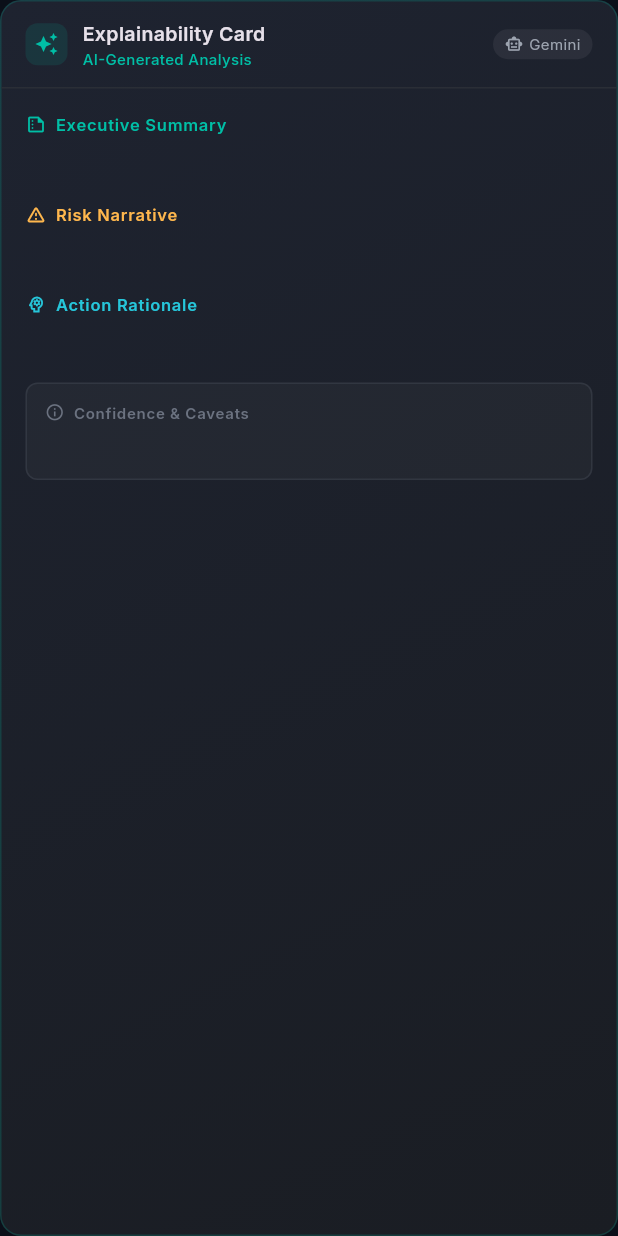
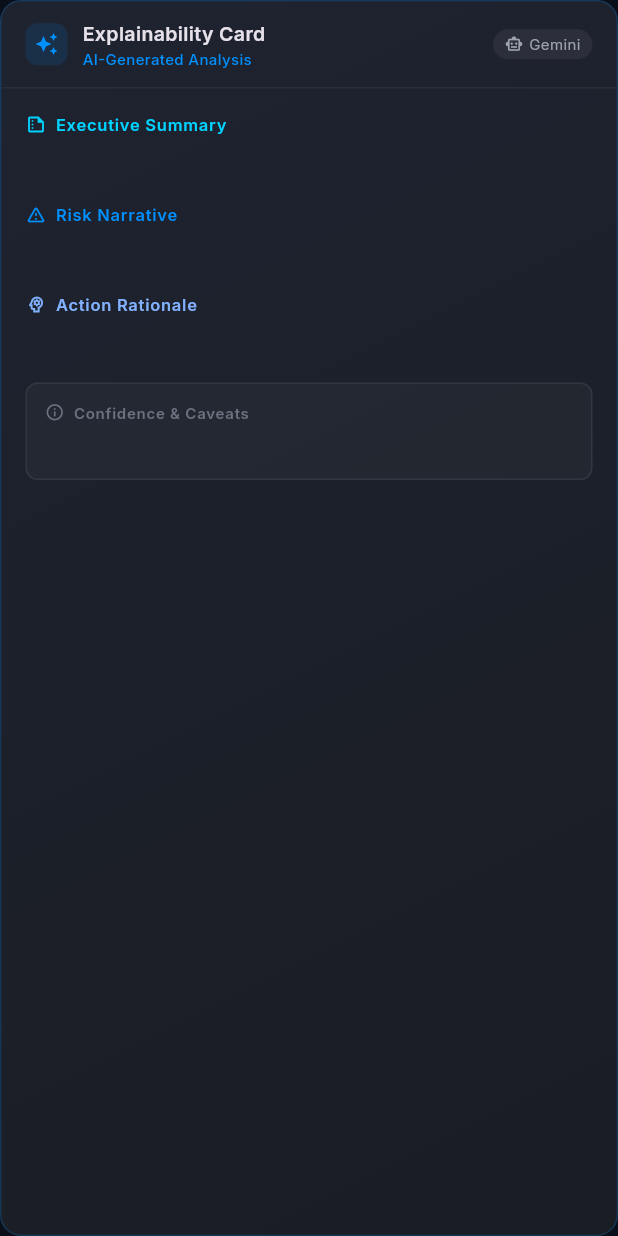
Before and after one commit to Sisig-Mayo/ACTA, a Flutter app: the ExplainabilityCardWidget widget shown alone on an empty page, opened directly with empty values, on a phone screen of 412 x 824 dp. Run offline on Flutter 3.47's test engine with Material 3 defaults, Android fonts, the phone set to English and light mode, and no system bars; our stand-ins replace dio, flutter_map, flutter_riverpod, google_fonts, latlong2, shared_preferences; missing offline and left inert: dart:html; accounts and stored records are empty.

Commit message:
edit: migrate explainability card borders and section highlights to neon shades of blue

```diff
--- a/lib/views/widgets/explainability_card.dart
+++ b/lib/views/widgets/explainability_card.dart
@@ -39,7 +39,7 @@ class ExplainabilityCardWidget extends StatelessWidget {
         ),
         borderRadius: BorderRadius.circular(14),
         border: Border.all(
-          color: const Color(0xFF00BFA6).withValues(alpha: 0.2),
+          color: const Color(0xFF0091FF).withValues(alpha: 0.2),
           width: 1,
         ),
       ),
@@ -59,13 +59,13 @@ class ExplainabilityCardWidget extends StatelessWidget {
                 Container(
                   padding: const EdgeInsets.all(6),
                   decoration: BoxDecoration(
-                    color: const Color(0xFF00BFA6).withValues(alpha: 0.12),
+                    color: const Color(0xFF0091FF).withValues(alpha: 0.12),
                     borderRadius: BorderRadius.circular(8),
                   ),
                   child: const Icon(
                     Icons.auto_awesome,
                     size: 16,
-                    color: Color(0xFF00BFA6),
+                    color: Color(0xFF0091FF),
                   ),
                 ),
                 const SizedBox(width: 10),
@@ -84,7 +84,7 @@ class ExplainabilityCardWidget extends StatelessWidget {
                         'AI-Generated Analysis',
                         style: TextStyle(
                           fontSize: 10,
-                          color: Color(0xFF00BFA6),
+                          color: Color(0xFF0091FF),
                           fontWeight: FontWeight.w500,
                         ),
                       ),
@@ -124,7 +124,7 @@ class ExplainabilityCardWidget extends StatelessWidget {
                   icon: Icons.summarize_outlined,
                   title: 'Executive Summary',
                   content: card.summary,
-                  accentColor: const Color(0xFF00BFA6),
+                  accentColor: const Color(0xFF00D2FF),
                 ),
                 const SizedBox(height: 16),
 
@@ -133,7 +133,7 @@ class ExplainabilityCardWidget extends StatelessWidget {
                   icon: Icons.warning_amber_rounded,
                   title: 'Risk Narrative',
                   content: card.riskNarrative,
-                  accentColor: const Color(0xFFFFB74D),
+                  accentColor: const Color(0xFF0091FF),
                 ),
                 const SizedBox(height: 16),
 
@@ -142,7 +142,7 @@ class ExplainabilityCardWidget extends StatelessWidget {
                   icon: Icons.psychology_outlined,
                   title: 'Action Rationale',
                   content: card.actionRationale,
-                  accentColor: const Color(0xFF26C6DA),
+                  accentColor: const Color(0xFF82B1FF),
                 ),
                 const SizedBox(height: 16),
 
```
